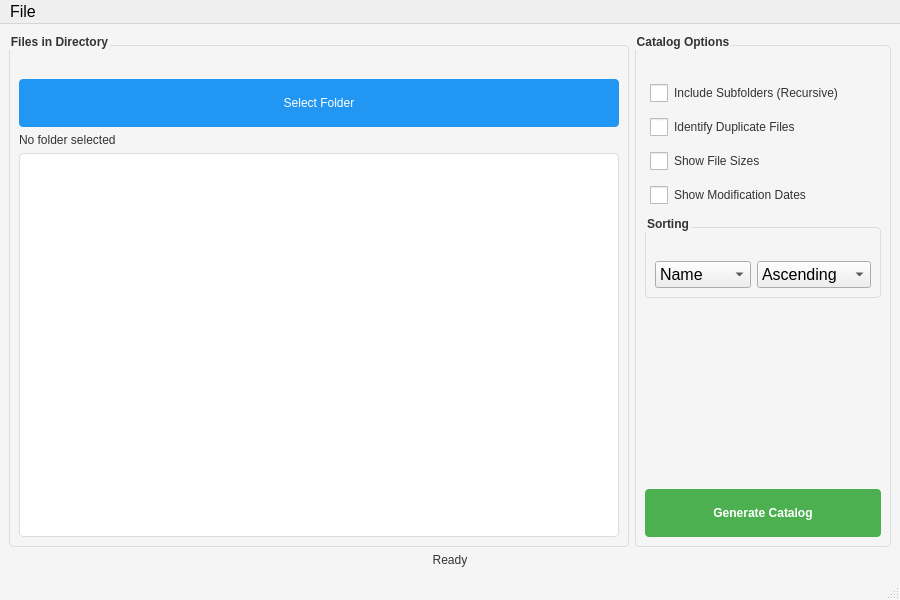
Above: src/tools/file_management/advanced_catalog/catalog/catalog.ui from richardnoragon/1_2 before the change. Below: the same form after it.
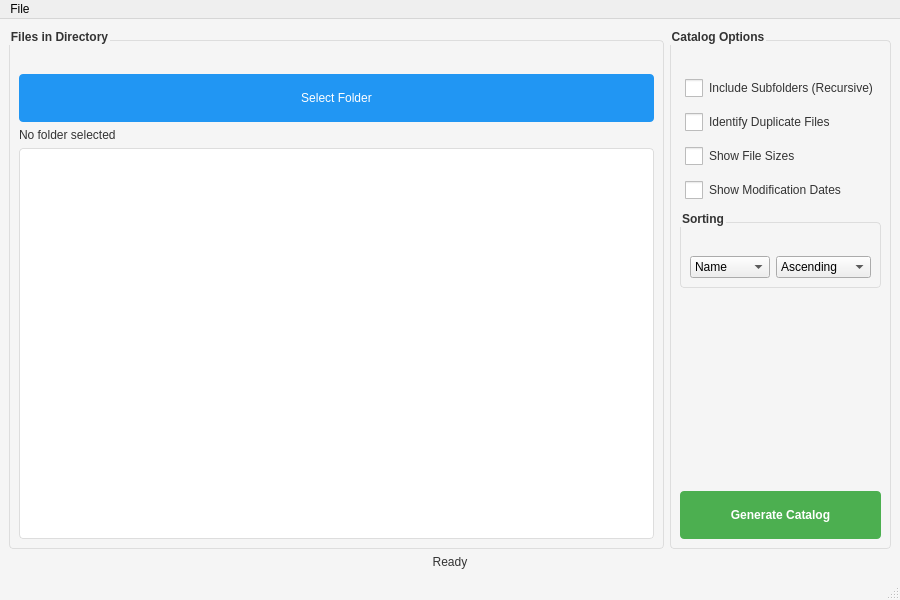
That is the form after the change. Icons and pictures are not drawn.

```diff
--- a/src/tools/file_management/advanced_catalog/catalog/catalog.ui
+++ b/src/tools/file_management/advanced_catalog/catalog/catalog.ui
@@ -32,7 +32,7 @@
         border-radius: 4px;
         min-width: 120px;
         min-height: 32px;
-        font-size: 12px;
+
     }
     QPushButton:hover {
         background-color: #1976D2;
@@ -40,14 +40,14 @@
     QPushButton#catalogPushButton {
         background-color: #4CAF50;
         font-weight: bold;
-        font-size: 12px;
+
     }
     QPushButton#catalogPushButton:hover {
         background-color: #388E3C;
     }
     QCheckBox {
         color: #333333;
-        font-size: 12px;
+
         padding: 5px;
     }
     QCheckBox::indicator {
@@ -59,7 +59,7 @@
         border: 1px solid #ddd;
         border-radius: 4px;
         padding: 4px;
-        font-size: 12px;
+
     }
     QGroupBox {
         font-weight: bold;
@@ -68,20 +68,15 @@
         border-radius: 4px;
         margin-top: 12px;
         padding-top: 24px;
-        font-size: 12px;
+
     }
     QLabel {
         color: #333333;
-        font-size: 12px;
+
     }
    </string>
   </property>
   <widget class="QWidget" name="centralwidget">
-   <property name="font">
-    <font>
-     <pointsize>12</pointsize>
-    </font>
-   </property>
    <layout class="QVBoxLayout" name="verticalLayout">
     <item>
      <layout class="QHBoxLayout" name="horizontalLayout">
@@ -90,11 +85,6 @@
         <property name="title">
          <string>Files in Directory</string>
         </property>
-        <property name="font">
-         <font>
-          <pointsize>12</pointsize>
-         </font>
-        </property>
         <layout class="QVBoxLayout" name="verticalLayout_2">
          <item>
           <widget class="QPushButton" name="selectFolderButton">
@@ -104,10 +94,8 @@
            <property name="icon">
             <iconset>icons/folder.png</iconset>
            </property>
-           <property name="font">
-            <font>
-             <pointsize>12</pointsize>
-            </font>
+           <property name="rfuLocale_setText" stdset="0">
+            <string notr="true">Legacy.se597da9c984517f8</string>
            </property>
           </widget>
          </item>
@@ -119,10 +107,8 @@
            <property name="wordWrap">
             <bool>true</bool>
            </property>
-           <property name="font">
-            <font>
-             <pointsize>12</pointsize>
-            </font>
+           <property name="rfuLocale_setText" stdset="0">
+            <string notr="true">Legacy.sd987e033568e0872</string>
            </property>
           </widget>
          </item>
@@ -134,11 +120,6 @@
            <property name="selectionMode">
             <enum>QAbstractItemView::ExtendedSelection</enum>
            </property>
-           <property name="font">
-            <font>
-             <pointsize>12</pointsize>
-            </font>
-           </property>
           </widget>
          </item>
         </layout>
@@ -149,11 +130,6 @@
         <property name="title">
          <string>Catalog Options</string>
         </property>
-        <property name="font">
-         <font>
-          <pointsize>12</pointsize>
-         </font>
-        </property>
         <layout class="QVBoxLayout" name="verticalLayout_3">
          <item>
           <widget class="QCheckBox" name="recursiveCheckBox">
@@ -163,10 +139,11 @@
            <property name="toolTip">
             <string>Include all files from subfolders in the catalog</string>
            </property>
-           <property name="font">
-            <font>
-             <pointsize>12</pointsize>
-            </font>
+           <property name="rfuLocale_setText" stdset="0">
+            <string notr="true">Legacy.s7230bfd57ef44b38</string>
+           </property>
+           <property name="rfuLocale_setToolTip" stdset="0">
+            <string notr="true">Legacy.sa0e6943f5cab3118</string>
            </property>
           </widget>
          </item>
@@ -178,10 +155,11 @@
            <property name="toolTip">
             <string>Compare file contents to find duplicates</string>
            </property>
-           <property name="font">
-            <font>
-             <pointsize>12</pointsize>
-            </font>
+           <property name="rfuLocale_setText" stdset="0">
+            <string notr="true">Legacy.s918aaf4198ccbab8</string>
+           </property>
+           <property name="rfuLocale_setToolTip" stdset="0">
+            <string notr="true">Legacy.s1b1b485de52a591a</string>
            </property>
           </widget>
          </item>
@@ -193,10 +171,11 @@
            <property name="toolTip">
             <string>Include file sizes in the catalog</string>
            </property>
-           <property name="font">
-            <font>
-             <pointsize>12</pointsize>
-            </font>
+           <property name="rfuLocale_setText" stdset="0">
+            <string notr="true">Legacy.s8f9cb5669d67f4bf</string>
+           </property>
+           <property name="rfuLocale_setToolTip" stdset="0">
+            <string notr="true">Legacy.s946b59ff137ab735</string>
            </property>
           </widget>
          </item>
@@ -208,10 +187,11 @@
            <property name="toolTip">
             <string>Include file modification dates in the catalog</string>
            </property>
-           <property name="font">
-            <font>
-             <pointsize>12</pointsize>
-            </font>
+           <property name="rfuLocale_setText" stdset="0">
+            <string notr="true">Legacy.s5f653698d7cc9024</string>
+           </property>
+           <property name="rfuLocale_setToolTip" stdset="0">
+            <string notr="true">Legacy.s350797e77da38157</string>
            </property>
           </widget>
          </item>
@@ -220,19 +200,9 @@
            <property name="title">
             <string>Sorting</string>
            </property>
-           <property name="font">
-            <font>
-             <pointsize>12</pointsize>
-            </font>
-           </property>
            <layout class="QHBoxLayout" name="horizontalLayout_2">
             <item>
              <widget class="QComboBox" name="sortByComboBox">
-              <property name="font">
-               <font>
-                <pointsize>12</pointsize>
-               </font>
-              </property>
               <property name="toolTip">
                <string>Select sorting field</string>
               </property>
@@ -250,11 +220,6 @@
             </item>
             <item>
              <widget class="QComboBox" name="sortOrderComboBox">
-              <property name="font">
-               <font>
-                <pointsize>12</pointsize>
-               </font>
-              </property>
               <property name="toolTip">
                <string>Select sort order</string>
               </property>
@@ -294,10 +259,8 @@
            <property name="icon">
             <iconset>icons/catalog.png</iconset>
            </property>
-           <property name="font">
-            <font>
-             <pointsize>12</pointsize>
-            </font>
+           <property name="rfuLocale_setText" stdset="0">
+            <string notr="true">Legacy.sb07b8556f6531a91</string>
            </property>
           </widget>
          </item>
@@ -314,10 +277,8 @@
       <property name="alignment">
        <set>Qt::AlignCenter</set>
       </property>
-      <property name="font">
-       <font>
-        <pointsize>12</pointsize>
-       </font>
+      <property name="rfuLocale_setText" stdset="0">
+       <string notr="true">Legacy.s5fa7aac5375c5815</string>
       </property>
      </widget>
     </item>
@@ -332,19 +293,17 @@
      <height>21</height>
     </rect>
    </property>
-   <property name="font">
-    <font>
-     <pointsize>12</pointsize>
-    </font>
-   </property>
    <widget class="QMenu" name="menuFile">
     <property name="title">
      <string>File</string>
     </property>
-    <property name="font">
-     <font>
-      <pointsize>12</pointsize>
-     </font>
+    <addaction name="actionselect" />
+    <addaction name="separator" />
+    <addaction name="actionopen_catalog" />
+    <addaction name="separator" />
+    <addaction name="actionexit" />
+    <property name="rfuLocale_setTitle" stdset="0">
+     <string notr="true">Legacy.s50009ce1da4d15e1</string>
     </property>
     <addaction name="actionselect"/>
     <addaction name="separator"/>
@@ -352,14 +311,9 @@
     <addaction name="separator"/>
     <addaction name="actionexit"/>
    </widget>
-   <addaction name="menuFile"/>
+   <addaction name="menuFile" />
   </widget>
   <widget class="QStatusBar" name="statusbar">
-   <property name="font">
-    <font>
-     <pointsize>12</pointsize>
-    </font>
-   </property>
   </widget>
   <action name="actionselect">
    <property name="text">
```
Left out of the diff: 47 changed lines with no effect on the pictures.
